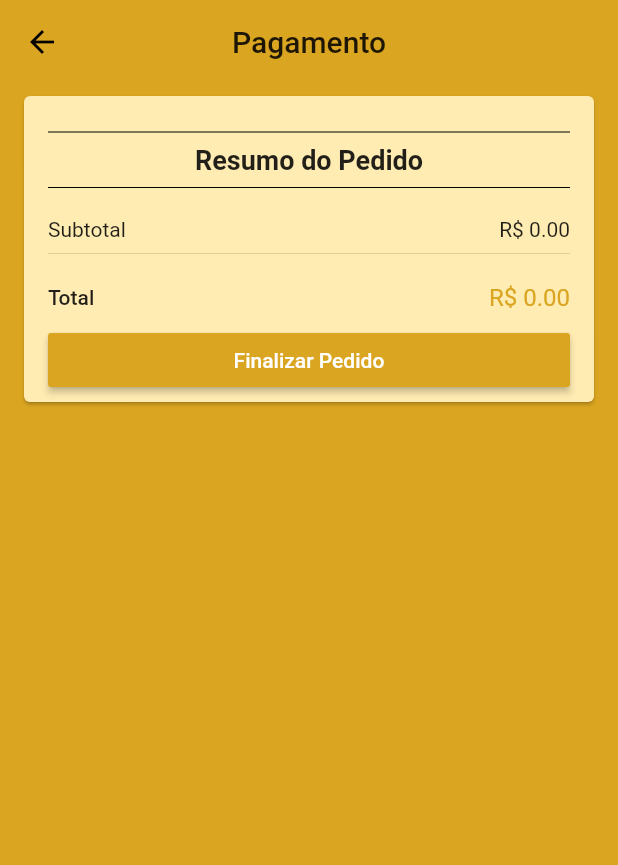
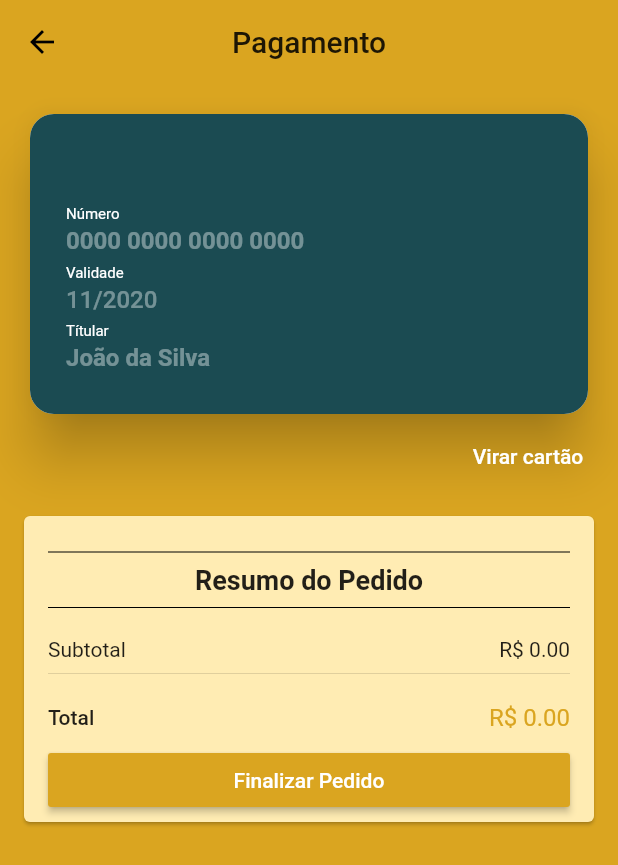
Before and after one commit to Pablo-Oliveira18/ControlSportEcommerce, a Flutter app: the CheckoutScreen screen opened by its route, on a phone screen of 412 x 824 dp. Shown: the top 865 px of the screen. Run offline on Flutter 3.47's test engine with Material 2 defaults, Android fonts, the phone set to English and light mode, and no system bars; drawn by our look-alikes of flip_card, keyboard_actions; our stand-ins replace brasil_fields, carousel_pro, cloud_firestore, dio, firebase_auth, firebase_core and 8 more; missing offline and left inert: alphabet_list_scroll_view, cpfcnpj, credit_card_type_detector, map_launcher, sign_button; accounts and stored records are empty.

Commit message:
forma pgto

```diff
--- a/lib/screen/checkout/checkout_screen.dart
+++ b/lib/screen/checkout/checkout_screen.dart
@@ -5,9 +5,11 @@ import 'package:flutter/material.dart';
 
 import 'package:provider/provider.dart';
 
+import 'components/credit_card_widget.dart';
+
 class CheckoutScreen extends StatelessWidget {
   final GlobalKey<ScaffoldState> scaffoldKey = GlobalKey<ScaffoldState>();
-
+  final GlobalKey<FormState> formKey = GlobalKey<FormState>();
   @override
   Widget build(BuildContext context) {
     return ChangeNotifierProxyProvider<CartManager, CheckoutManager>(
@@ -21,7 +23,11 @@ class CheckoutScreen extends StatelessWidget {
           title: const Text('Pagamento'),
           centerTitle: true,
         ),
-        body: Consumer<CheckoutManager>(
+        body: GestureDetector(
+          onTap: () {
+            FocusScope.of(context).unfocus();
+          },
+          child: Consumer<CheckoutManager>(
             builder: (_, checkoutManager, __) {
               if (checkoutManager.loading) {
                 return Center(
@@ -46,25 +52,38 @@ class CheckoutScreen extends StatelessWidget {
                 );
               }
 
-            return ListView(
+              return Form(
+                key: formKey,
+                child: ListView(
                   children: <Widget>[
+                    CreditCardWidget(),
                     PriceCard(
                       buttonText: 'Finalizar Pedido',
                       onPressed: () {
-                    checkoutManager.checkout(onStockFail: (e) {
-                      Navigator.of(context)
-                          .popUntil((route) => route.settings.name == '/cart');
-                    }, onSuccess: (order) {
-                      Navigator.of(context)
-                          .popUntil((route) => route.settings.name == '/');
-                      Navigator.of(context)
-                          .pushNamed('/confirmation', arguments: order);
-                    });
+                        if (formKey.currentState.validate()) {
+                          print('enviar');
+                          /*checkoutManager.checkout(
+                              onStockFail: (e){
+                                Navigator.of(context).popUntil(
+                                        (route) => route.settings.name == '/cart');
+                              },
+                              onSuccess: (order){
+                                Navigator.of(context).popUntil(
+                                        (route) => route.settings.name == '/');
+                                Navigator.of(context).pushNamed(
+                                    '/confirmation',
+                                    arguments: order
+                                );
+                              }
+                          );*/
+                        }
                       },
                     )
                   ],
+                ),
               );
             },
+          ),
         ),
       ),
     );
--- /dev/null
+++ b/lib/screen/checkout/components/card_front.dart
@@ -0,0 +1,93 @@
+import 'package:brasil_fields/brasil_fields.dart';
+import 'package:controlsport_app_ecommerce/screen/checkout/components/card_text_field.dart';
+import 'package:credit_card_type_detector/credit_card_type_detector.dart';
+import 'package:flutter/material.dart';
+import 'package:flutter/services.dart';
+import 'package:mask_text_input_formatter/mask_text_input_formatter.dart';
+
+class CardFront extends StatelessWidget {
+  CardFront({this.numberFocus, this.dateFocus, this.nameFocus, this.finished});
+
+  final MaskTextInputFormatter dateFormatter = MaskTextInputFormatter(
+      mask: '!#/####', filter: {'#': RegExp('[0-9]'), '!': RegExp('[0-1]')});
+
+  final VoidCallback finished;
+
+  final FocusNode numberFocus;
+  final FocusNode dateFocus;
+  final FocusNode nameFocus;
+
+  @override
+  Widget build(BuildContext context) {
+    return Card(
+      clipBehavior: Clip.antiAlias,
+      shape: RoundedRectangleBorder(borderRadius: BorderRadius.circular(16)),
+      elevation: 16,
+      child: Container(
+        height: 200,
+        color: const Color(0xFF1B4B52),
+        padding: const EdgeInsets.all(24),
+        child: Row(
+          children: <Widget>[
+            Expanded(
+              child: Column(
+                mainAxisAlignment: MainAxisAlignment.end,
+                children: <Widget>[
+                  CardTextField(
+                    title: 'Número',
+                    hint: '0000 0000 0000 0000',
+                    textInputType: TextInputType.number,
+                    bold: true,
+                    inputFormatters: [
+                      WhitelistingTextInputFormatter.digitsOnly,
+                      CartaoBancarioInputFormatter()
+                    ],
+                    validator: (number) {
+                      if (number.length != 19)
+                        return 'Inválido';
+                      else if (detectCCType(number) == CreditCardType.unknown)
+                        return 'Inválido';
+                      return null;
+                    },
+                    onSubmitted: (_) {
+                      dateFocus.requestFocus();
+                    },
+                    focusNode: numberFocus,
+                  ),
+                  CardTextField(
+                    title: 'Validade',
+                    hint: '11/2020',
+                    textInputType: TextInputType.number,
+                    inputFormatters: [dateFormatter],
+                    validator: (date) {
+                      if (date.length != 7) return 'Inválido';
+                      return null;
+                    },
+                    onSubmitted: (_) {
+                      nameFocus.requestFocus();
+                    },
+                    focusNode: dateFocus,
+                  ),
+                  CardTextField(
+                    title: 'Títular',
+                    hint: 'João da Silva',
+                    textInputType: TextInputType.text,
+                    bold: true,
+                    validator: (name) {
+                      if (name.isEmpty) return 'Inválido';
+                      return null;
+                    },
+                    onSubmitted: (_) {
+                      finished();
+                    },
+                    focusNode: nameFocus,
+                  ),
+                ],
+              ),
+            ),
+          ],
+        ),
+      ),
+    );
+  }
+}
--- /dev/null
+++ b/lib/screen/checkout/components/card_text_field.dart
@@ -0,0 +1,98 @@
+import 'package:flutter/material.dart';
+import 'package:flutter/services.dart';
+
+class CardTextField extends StatelessWidget {
+  const CardTextField({
+    this.title,
+    this.bold = false,
+    this.hint,
+    this.textInputType,
+    this.inputFormatters,
+    this.validator,
+    this.maxLength,
+    this.textAlign = TextAlign.start,
+    this.focusNode,
+    this.onSubmitted,
+  }) : textInputAction =
+            onSubmitted == null ? TextInputAction.done : TextInputAction.next;
+
+  final String title;
+  final bool bold;
+  final String hint;
+  final TextInputType textInputType;
+  final List<TextInputFormatter> inputFormatters;
+  final FormFieldValidator<String> validator;
+  final int maxLength;
+  final TextAlign textAlign;
+  final FocusNode focusNode;
+  final Function(String) onSubmitted;
+  final TextInputAction textInputAction;
+
+  @override
+  Widget build(BuildContext context) {
+    return FormField<String>(
+      initialValue: '',
+      validator: validator,
+      builder: (state) {
+        return Padding(
+          padding: const EdgeInsets.symmetric(vertical: 2),
+          child: Column(
+            crossAxisAlignment: CrossAxisAlignment.start,
+            children: <Widget>[
+              if (title != null)
+                Row(
+                  children: <Widget>[
+                    Text(
+                      title,
+                      style: TextStyle(
+                          fontSize: 10,
+                          fontWeight: FontWeight.w400,
+                          color: Colors.white),
+                    ),
+                    if (state.hasError)
+                      const Text(
+                        '   Inválido',
+                        style: TextStyle(
+                          color: Colors.red,
+                          fontSize: 9,
+                        ),
+                      )
+                  ],
+                ),
+              TextFormField(
+                style: TextStyle(
+                  color: title == null && state.hasError
+                      ? Colors.red
+                      : Colors.white,
+                  fontWeight: bold ? FontWeight.bold : FontWeight.w500,
+                ),
+                cursorColor: Colors.white,
+                decoration: InputDecoration(
+                  hintText: hint,
+                  hintStyle: TextStyle(
+                      color: title == null && state.hasError
+                          ? Colors.red.withAlpha(200)
+                          : Colors.white.withAlpha(100)),
+                  border: InputBorder.none,
+                  isDense: true,
+                  contentPadding: const EdgeInsets.symmetric(vertical: 2),
+                  counterText: '',
+                ),
+                keyboardType: textInputType,
+                inputFormatters: inputFormatters,
+                onChanged: (text) {
+                  state.didChange(text);
+                },
+                maxLength: maxLength,
+                textAlign: textAlign,
+                focusNode: focusNode,
+                onFieldSubmitted: onSubmitted,
+                textInputAction: textInputAction,
+              ),
+            ],
+          ),
+        );
+      },
+    );
+  }
+}
--- /dev/null
+++ b/lib/screen/checkout/components/credit_card_widget.dart
@@ -0,0 +1,85 @@
+import 'package:controlsport_app_ecommerce/screen/checkout/components/card_back.dart';
+import 'package:controlsport_app_ecommerce/screen/checkout/components/card_front.dart';
+import 'package:flip_card/flip_card.dart';
+import 'package:flutter/material.dart';
+import 'package:keyboard_actions/keyboard_actions.dart';
+
+class CreditCardWidget extends StatefulWidget {
+  @override
+  _CreditCardWidgetState createState() => _CreditCardWidgetState();
+}
+
+class _CreditCardWidgetState extends State<CreditCardWidget> {
+  final GlobalKey<FlipCardState> cardKey = GlobalKey<FlipCardState>();
+
+  final FocusNode numberFocus = FocusNode();
+  final FocusNode dateFocus = FocusNode();
+  final FocusNode nameFocus = FocusNode();
+  final FocusNode cvvFocus = FocusNode();
+
+  KeyboardActionsConfig _buildConfig(BuildContext context) {
+    return KeyboardActionsConfig(
+        keyboardActionsPlatform: KeyboardActionsPlatform.IOS,
+        keyboardBarColor: Colors.grey[200],
+        actions: [
+          KeyboardActionsItem(focusNode: numberFocus, displayDoneButton: false),
+          KeyboardActionsItem(focusNode: dateFocus, displayDoneButton: false),
+          KeyboardActionsItem(focusNode: nameFocus, toolbarButtons: [
+            (_) {
+              return GestureDetector(
+                onTap: () {
+                  cardKey.currentState.toggleCard();
+                  cvvFocus.requestFocus();
+                },
+                child: const Padding(
+                  padding: EdgeInsets.only(right: 8),
+                  child: Text('CONTINUAR'),
+                ),
+              );
+            }
+          ]),
+        ]);
+  }
+
+  @override
+  Widget build(BuildContext context) {
+    return KeyboardActions(
+      config: _buildConfig(context),
+      autoScroll: false,
+      child: Padding(
+        padding: const EdgeInsets.fromLTRB(16, 16, 16, 8),
+        child: Column(
+          crossAxisAlignment: CrossAxisAlignment.end,
+          children: <Widget>[
+            FlipCard(
+              key: cardKey,
+              direction: FlipDirection.HORIZONTAL,
+              speed: 700,
+              flipOnTouch: false,
+              front: CardFront(
+                numberFocus: numberFocus,
+                dateFocus: dateFocus,
+                nameFocus: nameFocus,
+                finished: () {
+                  cardKey.currentState.toggleCard();
+                  cvvFocus.requestFocus();
+                },
+              ),
+              back: CardBack(
+                cvvFocus: cvvFocus,
+              ),
+            ),
+            FlatButton(
+              onPressed: () {
+                cardKey.currentState.toggleCard();
+              },
+              textColor: Colors.white,
+              padding: EdgeInsets.zero,
+              child: const Text('Virar cartão'),
+            )
+          ],
+        ),
+      ),
+    );
+  }
+}
--- a/pubspec.yaml
+++ b/pubspec.yaml
@@ -53,6 +53,10 @@ dependencies:
   # gallery_saver: ^2.1.0
   url_launcher: ^6.0.6
   map_launcher: ^0.5.0
+  flip_card: ^0.4.4
+  mask_text_input_formatter: ^1.0.7
+  credit_card_type_detector: ^1.1.0
+  keyboard_actions: ^3.2.1+1
 
 dev_dependencies:
   flutter_test:
```
Also changed, not shown: lib/screen/checkout/components/card_back.dart (added, +62 -0 lines), pubspec.lock. Lines whose indentation alone changed are shown as unchanged.
